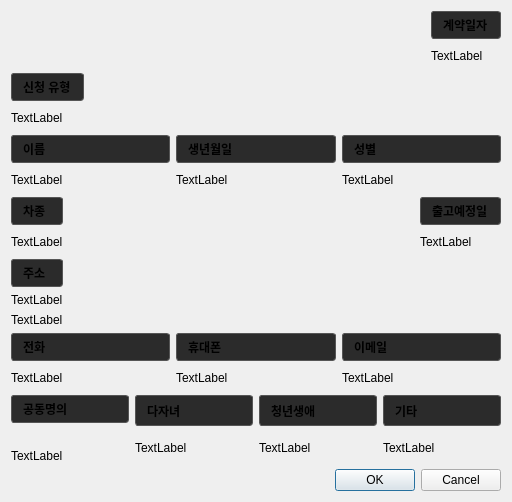
This is ui/form.ui in Glen-Lee-glitch/new_viewer as Qt 5 draws it before an edit. The edited form follows.
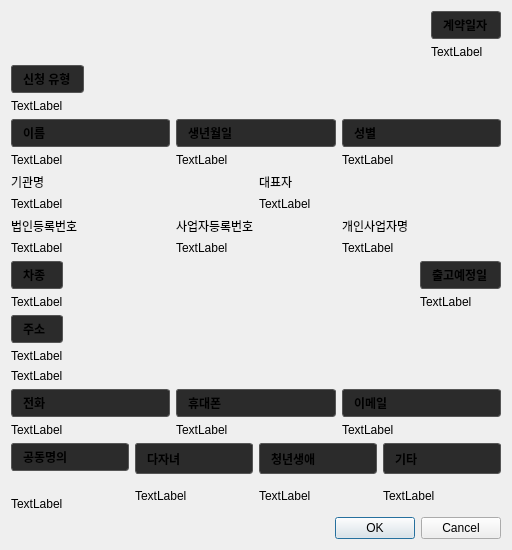
This is the edited form.

Commit message: feat: form - 법인 필드 추가 및 디폴트 숨기기

Diff of the .ui file:
```diff
--- a/ui/form.ui
+++ b/ui/form.ui
@@ -187,6 +187,104 @@
      </item>
     </layout>
    </item>
+   <item>
+    <layout class="QHBoxLayout" name="horizontalLayout_ent_1">
+     <item>
+      <layout class="QVBoxLayout" name="verticalLayout_17">
+       <item>
+        <widget class="QLabel" name="label_16">
+         <property name="text">
+          <string>기관명</string>
+         </property>
+        </widget>
+       </item>
+       <item>
+        <widget class="QLabel" name="label_17">
+         <property name="text">
+          <string>TextLabel</string>
+         </property>
+        </widget>
+       </item>
+      </layout>
+     </item>
+     <item>
+      <layout class="QVBoxLayout" name="verticalLayout_18">
+       <item>
+        <widget class="QLabel" name="label_18">
+         <property name="text">
+          <string>대표자</string>
+         </property>
+        </widget>
+       </item>
+       <item>
+        <widget class="QLabel" name="label_19">
+         <property name="text">
+          <string>TextLabel</string>
+         </property>
+        </widget>
+       </item>
+      </layout>
+     </item>
+    </layout>
+   </item>
+   <item>
+    <layout class="QHBoxLayout" name="horizontalLayout_ent_2">
+     <item>
+      <layout class="QVBoxLayout" name="verticalLayout_19">
+       <item>
+        <widget class="QLabel" name="label_20">
+         <property name="text">
+          <string>법인등록번호</string>
+         </property>
+        </widget>
+       </item>
+       <item>
+        <widget class="QLabel" name="label_21">
+         <property name="text">
+          <string>TextLabel</string>
+         </property>
+        </widget>
+       </item>
+      </layout>
+     </item>
+     <item>
+      <layout class="QVBoxLayout" name="verticalLayout_21">
+       <item>
+        <widget class="QLabel" name="label_22">
+         <property name="text">
+          <string>사업자등록번호</string>
+         </property>
+        </widget>
+       </item>
+       <item>
+        <widget class="QLabel" name="label_23">
+         <property name="text">
+          <string>TextLabel</string>
+         </property>
+        </widget>
+       </item>
+      </layout>
+     </item>
+     <item>
+      <layout class="QVBoxLayout" name="verticalLayout_23">
+       <item>
+        <widget class="QLabel" name="label_24">
+         <property name="text">
+          <string>개인사업자명</string>
+         </property>
+        </widget>
+       </item>
+       <item>
+        <widget class="QLabel" name="label_25">
+         <property name="text">
+          <string>TextLabel</string>
+         </property>
+        </widget>
+       </item>
+      </layout>
+     </item>
+    </layout>
+   </item>
    <item>
     <layout class="QHBoxLayout" name="horizontalLayout_4">
      <item>
```
The commit also changes 1 other file.
